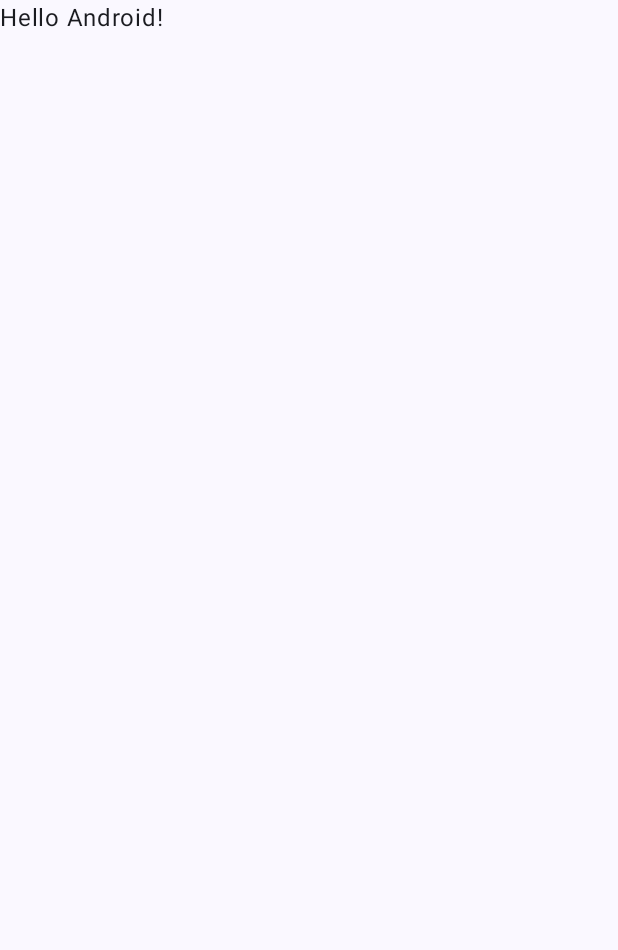
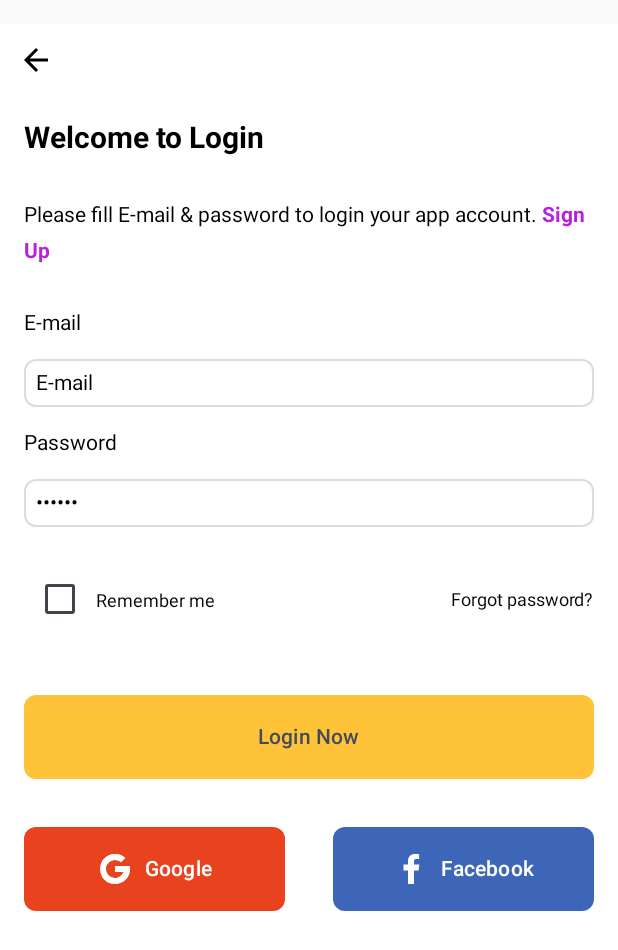
Before and after one commit to amrann/android-compose-jello, an Android app built with Jetpack Compose: the screen it shows after launch (MainActivity), on a phone screen of 412 x 824 dp. Before the commit the part shown is almost empty. Shown: the top 950 px of the screen. Run offline under Robolectric (Android 15) with nearby library versions, the phone set to English and light mode, and no system bars.

Commit message:
create SignIn and SignUp screen

```diff
--- a/feature/auth/build.gradle.kts
+++ b/feature/auth/build.gradle.kts
@@ -54,4 +54,7 @@ dependencies {
   androidTestImplementation(libs.androidx.junit)
   androidTestImplementation(libs.androidx.espresso.core)
   debugImplementation(libs.ui.tooling)
+
+  // Dagger Hilt
+  implementation(libs.androidx.hilt.navigation.compose)
 }
--- a/feature/auth/src/main/java/com/compose/auth/MainActivity.kt
+++ b/feature/auth/src/main/java/com/compose/auth/MainActivity.kt
@@ -4,43 +4,40 @@ import android.os.Bundle
 import androidx.activity.ComponentActivity
 import androidx.activity.compose.setContent
 import androidx.activity.enableEdgeToEdge
-import androidx.compose.foundation.layout.fillMaxSize
-import androidx.compose.foundation.layout.padding
-import androidx.compose.material3.Scaffold
-import androidx.compose.material3.Text
-import androidx.compose.runtime.Composable
-import androidx.compose.ui.Modifier
-import androidx.compose.ui.tooling.preview.Preview
+import androidx.navigation.compose.NavHost
+import androidx.navigation.compose.composable
+import androidx.navigation.compose.rememberNavController
+import com.compose.auth.ui.signin.SignInScreen
+import com.compose.auth.ui.signup.SignUpScreen
 
 class MainActivity : ComponentActivity() {
+  sealed class Screen(val route: String) {
+    object AuthSignIn : Screen("auth/signIn")
+    object AuthSignUp : Screen("auth/signUp")
+  }
+
   override fun onCreate(savedInstanceState: Bundle?) {
     super.onCreate(savedInstanceState)
     enableEdgeToEdge()
     setContent {
       com.compose.ui.theme.JelloTheme {
-        Scaffold(modifier = Modifier.fillMaxSize()) { innerPadding ->
-          Greeting(
-            name = "Android",
-            modifier = Modifier.padding(innerPadding)
-          )
+        val navController = rememberNavController()
+        NavHost(
+          navController = navController,
+          startDestination = Screen.AuthSignIn.route
+        ) {
+          composable(Screen.AuthSignIn.route) {
+            SignInScreen(
+              navController = navController
+            )
+          }
+          composable(Screen.AuthSignUp.route) {
+            SignUpScreen(
+              navController = navController
+            )
+          }
         }
       }
     }
   }
 }
-
-@Composable
-fun Greeting(name: String, modifier: Modifier = Modifier) {
-  Text(
-    text = "Hello $name!",
-    modifier = modifier
-  )
-}
-
-@Preview(showBackground = true)
-@Composable
-fun GreetingPreview() {
-  com.compose.ui.theme.JelloTheme {
-    Greeting("Android")
-  }
-}
--- /dev/null
+++ b/feature/auth/src/main/java/com/compose/auth/ui/signin/Screen.kt
@@ -0,0 +1,87 @@
+package com.compose.auth.ui.signin
+
+import androidx.compose.foundation.background
+import androidx.compose.foundation.layout.Column
+import androidx.compose.foundation.layout.fillMaxSize
+import androidx.compose.foundation.layout.padding
+import androidx.compose.foundation.text.KeyboardOptions
+import androidx.compose.runtime.Composable
+import androidx.compose.ui.Modifier
+import androidx.compose.ui.graphics.Color
+import androidx.compose.ui.text.input.KeyboardType
+import androidx.compose.ui.text.input.PasswordVisualTransformation
+import androidx.compose.ui.tooling.preview.Devices
+import androidx.compose.ui.tooling.preview.Preview
+import androidx.compose.ui.unit.dp
+import androidx.navigation.NavController
+import androidx.navigation.compose.rememberNavController
+import com.compose.auth.MainActivity.Screen
+import com.compose.ui.components.JelloButtonPrimary
+import com.compose.ui.components.JelloButtonSosmedRow
+import com.compose.ui.components.JelloEditText
+import com.compose.ui.components.JelloImgViewClick
+import com.compose.ui.components.JelloTextHeader
+import com.compose.ui.components.JelloTextRegular
+import com.compose.ui.components.JelloTextViewRow
+import com.compose.ui.components.JelloTextWithClick
+
+@Composable
+fun SignInScreen(
+  navController: NavController = rememberNavController()
+) {
+  Column(
+    modifier = Modifier
+      .fillMaxSize()
+      .padding(vertical = 16.dp)
+      .background(Color.White)
+  ) {
+    JelloImgViewClick(
+      onClick = {
+        //
+      }
+    )
+
+    JelloTextHeader(text = "Welcome to Login")
+
+    JelloTextWithClick(
+      text = "Please fill E-mail & password to login your app account.",
+      textClick = " Sign Up",
+      onClick = {
+        navController.navigate(Screen.AuthSignUp.route)
+      }
+    )
+
+    JelloTextRegular(text = "E-mail")
+
+    JelloEditText(
+      keyboardOptions = KeyboardOptions(keyboardType = KeyboardType.Email)
+    )
+
+    JelloTextRegular(
+      text = "Password"
+    )
+
+    JelloEditText(
+      visualTransformation = PasswordVisualTransformation()
+    )
+
+    JelloTextViewRow()
+
+    JelloButtonPrimary(
+      onClick = {
+        //
+      }
+    )
+
+    JelloButtonSosmedRow(
+      onClickFacebook = {},
+      onClickGoogle = {},
+    )
+  }
+}
+
+@Preview(showBackground = true, device = Devices.NEXUS_5)
+@Composable
+fun SignInScreenPreview() {
+  SignInScreen()
+}
--- a/gradle/libs.versions.toml
+++ b/gradle/libs.versions.toml
@@ -11,6 +11,7 @@ composeBom = "2024.09.00"
 appcompat = "1.7.0"
 material = "1.12.0"
 uiTooling = "1.8.2"
+hiltNavigationCompose = "1.2.0"
 
 [libraries]
 androidx-core-ktx = { group = "androidx.core", name = "core-ktx", version.ref = "coreKtx" }
@@ -30,6 +31,7 @@ androidx-material3 = { group = "androidx.compose.material3", name = "material3"
 androidx-appcompat = { group = "androidx.appcompat", name = "appcompat", version.ref = "appcompat" }
 material = { group = "com.google.android.material", name = "material", version.ref = "material" }
 ui-tooling = { group = "androidx.compose.ui", name = "ui-tooling", version.ref = "uiTooling" }
+androidx-hilt-navigation-compose = { module = "androidx.hilt:hilt-navigation-compose", version.ref = "hiltNavigationCompose" }
 
 [plugins]
 android-application = { id = "com.android.application", version.ref = "agp" }
```
Also changed, not shown: feature/auth/src/main/java/com/compose/auth/ui/signup/Screen.kt (added, +88 -0 lines).
